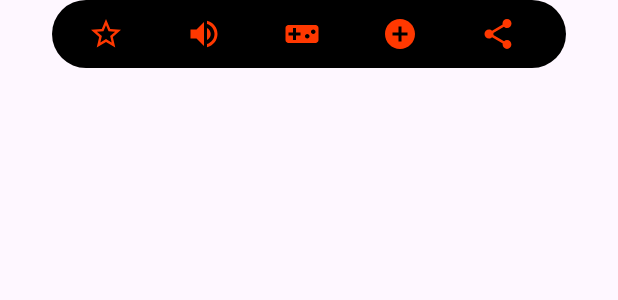
After one commit to Juan2040751/grupoDos_DAM, an Android app: the layout toolbar.xml on its own in the app's theme, with its tools: preview values and no code run, on a phone screen of 412 x 824 dp. The commit adds this screen. Shown: the top 300 px of the screen. Run offline under Robolectric (Android 15) with nearby library versions, the light colour scheme and no system bars.

Commit message:
PB-3 toolbar avances

```diff
--- a/app/build.gradle.kts
+++ b/app/build.gradle.kts
@@ -36,6 +36,9 @@ android {
     buildFeatures {
         dataBinding = true
     }
+    buildFeatures {
+        dataBinding = true
+    }
 }
 
 dependencies {
--- /dev/null
+++ b/app/src/main/res/drawable/ic_add.xml
@@ -0,0 +1,5 @@
+<vector android:height="24dp" android:tint="#FF3800"
+    android:viewportHeight="24" android:viewportWidth="24"
+    android:width="24dp" xmlns:android="http://schemas.android.com/apk/res/android">
+    <path android:fillColor="@android:color/white" android:pathData="M12,2C6.48,2 2,6.48 2,12s4.48,10 10,10 10,-4.48 10,-10S17.52,2 12,2zM17,13h-4v4h-2v-4L7,13v-2h4L11,7h2v4h4v2z"/>
+</vector>
--- /dev/null
+++ b/app/src/main/res/drawable/ic_control.xml
@@ -0,0 +1,5 @@
+<vector android:height="24dp" android:tint="#FF3800"
+    android:viewportHeight="24" android:viewportWidth="24"
+    android:width="24dp" xmlns:android="http://schemas.android.com/apk/res/android">
+    <path android:fillColor="@android:color/white" android:pathData="M21,6L3,6c-1.1,0 -2,0.9 -2,2v8c0,1.1 0.9,2 2,2h18c1.1,0 2,-0.9 2,-2L23,8c0,-1.1 -0.9,-2 -2,-2zM11,13L8,13v3L6,16v-3L3,13v-2h3L6,8h2v3h3v2zM15.5,15c-0.83,0 -1.5,-0.67 -1.5,-1.5s0.67,-1.5 1.5,-1.5 1.5,0.67 1.5,1.5 -0.67,1.5 -1.5,1.5zM19.5,12c-0.83,0 -1.5,-0.67 -1.5,-1.5S18.67,9 19.5,9s1.5,0.67 1.5,1.5 -0.67,1.5 -1.5,1.5z"/>
+</vector>
--- /dev/null
+++ b/app/src/main/res/drawable/ic_share.xml
@@ -0,0 +1,5 @@
+<vector android:height="24dp" android:tint="#FF3800"
+    android:viewportHeight="24" android:viewportWidth="24"
+    android:width="24dp" xmlns:android="http://schemas.android.com/apk/res/android">
+    <path android:fillColor="@android:color/white" android:pathData="M18,16.08c-0.76,0 -1.44,0.3 -1.96,0.77L8.91,12.7c0.05,-0.23 0.09,-0.46 0.09,-0.7s-0.04,-0.47 -0.09,-0.7l7.05,-4.11c0.54,0.5 1.25,0.81 2.04,0.81 1.66,0 3,-1.34 3,-3s-1.34,-3 -3,-3 -3,1.34 -3,3c0,0.24 0.04,0.47 0.09,0.7L8.04,9.81C7.5,9.31 6.79,9 6,9c-1.66,0 -3,1.34 -3,3s1.34,3 3,3c0.79,0 1.5,-0.31 2.04,-0.81l7.12,4.16c-0.05,0.21 -0.08,0.43 -0.08,0.65 0,1.61 1.31,2.92 2.92,2.92 1.61,0 2.92,-1.31 2.92,-2.92s-1.31,-2.92 -2.92,-2.92z"/>
+</vector>
--- /dev/null
+++ b/app/src/main/res/drawable/ic_star.xml
@@ -0,0 +1,5 @@
+<vector android:height="24dp" android:tint="#FF3800"
+    android:viewportHeight="24" android:viewportWidth="24"
+    android:width="24dp" xmlns:android="http://schemas.android.com/apk/res/android">
+    <path android:fillColor="@android:color/white" android:pathData="M22,9.24l-7.19,-0.62L12,2 9.19,8.63 2,9.24l5.46,4.73L5.82,21 12,17.27 18.18,21l-1.63,-7.03L22,9.24zM12,15.4l-3.76,2.27 1,-4.28 -3.32,-2.88 4.38,-0.38L12,6.1l1.71,4.04 4.38,0.38 -3.32,2.88 1,4.28L12,15.4z"/>
+</vector>
--- /dev/null
+++ b/app/src/main/res/drawable/ic_volume_off.xml
@@ -0,0 +1,5 @@
+<vector android:autoMirrored="true" android:height="24dp"
+    android:tint="#FF3800" android:viewportHeight="24"
+    android:viewportWidth="24" android:width="24dp" xmlns:android="http://schemas.android.com/apk/res/android">
+    <path android:fillColor="@android:color/white" android:pathData="M16.5,12c0,-1.77 -1.02,-3.29 -2.5,-4.03v2.21l2.45,2.45c0.03,-0.2 0.05,-0.41 0.05,-0.63zM19,12c0,0.94 -0.2,1.82 -0.54,2.64l1.51,1.51C20.63,14.91 21,13.5 21,12c0,-4.28 -2.99,-7.86 -7,-8.77v2.06c2.89,0.86 5,3.54 5,6.71zM4.27,3L3,4.27 7.73,9L3,9v6h4l5,5v-6.73l4.25,4.25c-0.67,0.52 -1.42,0.93 -2.25,1.18v2.06c1.38,-0.31 2.63,-0.95 3.69,-1.81L19.73,21 21,19.73l-9,-9L4.27,3zM12,4L9.91,6.09 12,8.18L12,4z"/>
+</vector>
--- /dev/null
+++ b/app/src/main/res/drawable/ic_volume_up.xml
@@ -0,0 +1,5 @@
+<vector android:autoMirrored="true" android:height="24dp"
+    android:tint="#FF3800" android:viewportHeight="24"
+    android:viewportWidth="24" android:width="24dp" xmlns:android="http://schemas.android.com/apk/res/android">
+    <path android:fillColor="@android:color/white" android:pathData="M3,9v6h4l5,5L12,4L7,9L3,9zM16.5,12c0,-1.77 -1.02,-3.29 -2.5,-4.03v8.05c1.48,-0.73 2.5,-2.25 2.5,-4.02zM14,3.23v2.06c2.89,0.86 5,3.54 5,6.71s-2.11,5.85 -5,6.71v2.06c4.01,-0.91 7,-4.49 7,-8.77s-2.99,-7.86 -7,-8.77z"/>
+</vector>
--- /dev/null
+++ b/app/src/main/res/drawable/rounded_toolbar_background.xml
@@ -0,0 +1,4 @@
+<shape xmlns:android="http://schemas.android.com/apk/res/android">
+    <solid android:color="#000000" /> <!-- Color de fondo negro -->
+    <corners android:radius="70dp" /> <!-- Radio de las esquinas redondeadas en dp -->
+</shape>
--- /dev/null
+++ b/app/src/main/res/layout/toolbar.xml
@@ -0,0 +1,77 @@
+<LinearLayout
+    xmlns:android="http://schemas.android.com/apk/res/android"
+    xmlns:app="http://schemas.android.com/apk/res-auto"
+    xmlns:tools="http://schemas.android.com/tools"
+    android:layout_width="match_parent"
+    android:layout_height="match_parent"
+    android:orientation="vertical">
+
+    <androidx.appcompat.widget.Toolbar
+        android:id="@+id/toolbar"
+        android:layout_width="wrap_content"
+        android:layout_height="45dp"
+        android:layout_gravity="center_horizontal"
+        android:background="@drawable/rounded_toolbar_background"
+        app:theme="@style/toolbarTheme">
+
+        <!-- Tus ImageView y otros componentes aquí -->
+        <ImageView
+            android:id="@+id/starIcon"
+            android:layout_width="wrap_content"
+            android:layout_height="wrap_content"
+            android:layout_marginEnd="25dp"
+            android:background="?selectableItemBackgroundBorderless"
+            android:clickable="true"
+            android:padding="8dp"
+            android:src="@drawable/ic_star"
+            android:onClick="onStarIconClick"/>
+
+        <ImageView
+            android:id="@+id/audioUpIcon"
+            android:layout_width="wrap_content"
+            android:layout_height="wrap_content"
+            android:layout_marginEnd="25dp"
+            android:background="?selectableItemBackgroundBorderless"
+            android:clickable="true"
+            android:padding="8dp"
+            android:src="@drawable/ic_volume_up"
+            android:onClick="onAudioUpIconClick"/>
+
+        <ImageView
+            android:id="@+id/controlIcon"
+            android:layout_width="wrap_content"
+            android:layout_height="wrap_content"
+            android:layout_marginEnd="25dp"
+            android:background="?selectableItemBackgroundBorderless"
+            android:clickable="true"
+            android:padding="8dp"
+            android:src="@drawable/ic_control"
+            android:onClick="onControlIconClick"/>
+
+        <ImageView
+            android:id="@+id/addIcon"
+            android:layout_width="wrap_content"
+            android:layout_height="wrap_content"
+            android:layout_marginEnd="25dp"
+            android:background="?selectableItemBackgroundBorderless"
+            android:clickable="true"
+            android:padding="8dp"
+            android:src="@drawable/ic_add"
+            android:onClick="onAddIconClick"/>
+
+        <ImageView
+            android:id="@+id/shareIcon"
+            android:layout_width="wrap_content"
+            android:layout_height="wrap_content"
+            android:layout_marginEnd="25dp"
+            android:background="?selectableItemBackgroundBorderless"
+            android:clickable="true"
+            android:padding="8dp"
+            android:src="@drawable/ic_share"
+            android:onClick="onShareIconClick"/>
+
+    </androidx.appcompat.widget.Toolbar>
+
+
+
+</LinearLayout>
--- a/app/src/main/res/values/themes.xml
+++ b/app/src/main/res/values/themes.xml
@@ -6,4 +6,9 @@
     </style>
 
     <style name="Theme.GrupoDos_DAM" parent="Base.Theme.GrupoDos_DAM" />
+
+    <style name="toolbarTheme" parent="ThemeOverlay.AppCompat.ActionBar">
+        <item name="android:colorControlNormal">@color/white</item>
+        <item name="titleTextColor">@color/white</item>
+    </style>
 </resources>
```
Also changed, not shown: app/src/main/java/com/example/grupodos_dam/view/MainActivity.kt (+60 -2 lines), app/src/main/res/layout/activity_main.xml (+14 -2 lines).
